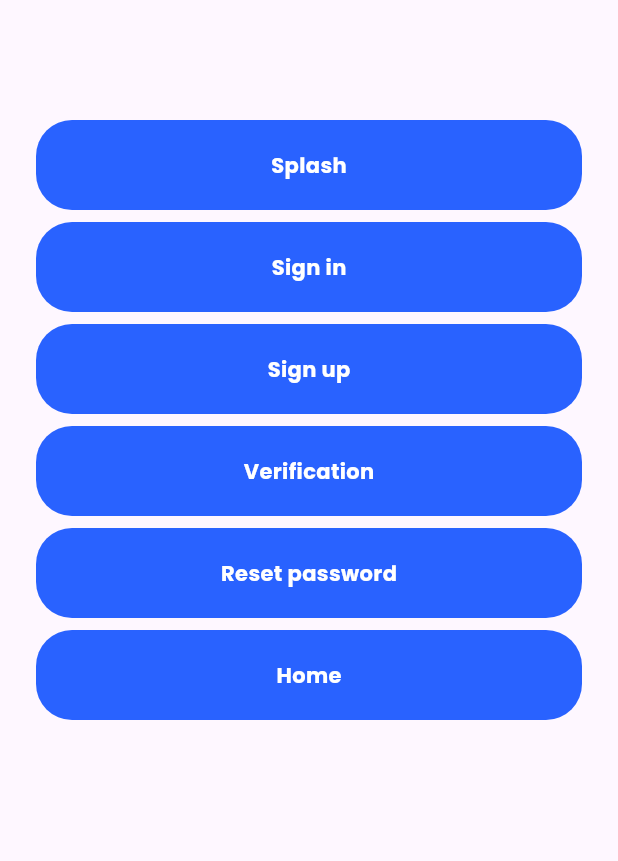
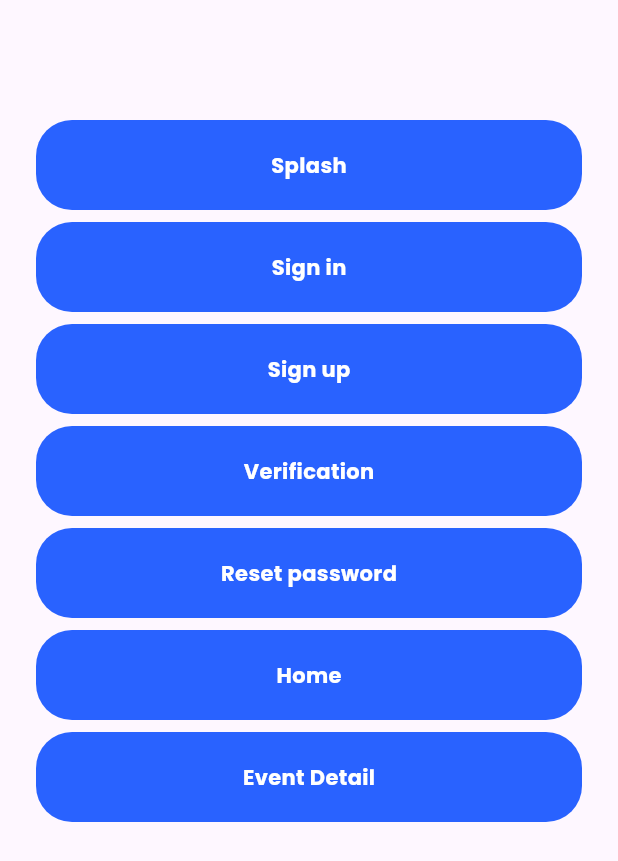
Before and after one commit to muzzammil763/event_booking_ui, a Flutter app: the screen it shows after launch, on a phone screen of 412 x 824 dp. Shown: the top 861 px of the screen. Run offline on Flutter 3.47's test engine with Material 3 defaults, Android fonts, the phone set to English and light mode, and no system bars; our stand-ins replace flutter_svg, google_fonts.

Commit message:
added event details screen button on screen selecter ..

```diff
--- a/lib/Screens/screen_selecter.dart
+++ b/lib/Screens/screen_selecter.dart
@@ -1,3 +1,4 @@
+import 'package:event_planner_ui/Screens/eventdetails.dart';
 import 'package:event_planner_ui/Screens/home.dart';
 import 'package:event_planner_ui/Screens/reset_password.dart';
 import 'package:event_planner_ui/Screens/signin.dart';
@@ -206,6 +207,36 @@ class ScreenSelecter extends StatelessWidget {
                   ),
                 ),
               ),
+              const SizedBox(
+                height: 8,
+              ),
+              InkWell(
+                onTap: () {
+                  Navigator.push(
+                    context,
+                    MaterialPageRoute(
+                      builder: (context) => const EventDetailsScreen(),
+                    ),
+                  );
+                },
+                child: Container(
+                  height: 60,
+                  width: double.infinity,
+                  decoration: BoxDecoration(
+                    color: Colors.blueAccent[700],
+                    borderRadius: BorderRadius.circular(24),
+                  ),
+                  child: const Center(
+                    child: Text(
+                      "Event Detail",
+                      style: TextStyle(
+                        color: Colors.white,
+                        fontWeight: FontWeight.bold,
+                      ),
+                    ),
+                  ),
+                ),
+              ),
             ],
           ),
         ),
```
